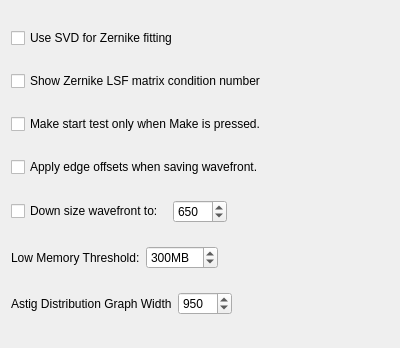
First picture: the form in settingsgeneral2.ui, repository githubdoe/DFTFringe, before the edit.
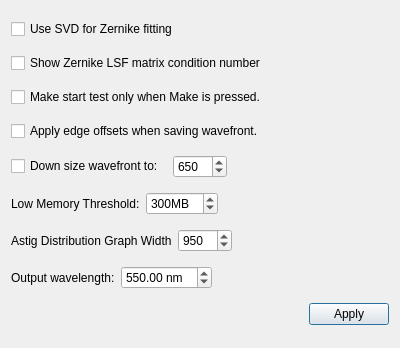
Second picture: the form after the edit.

Diff of the .ui file:
```diff
--- a/settingsgeneral2.ui
+++ b/settingsgeneral2.ui
@@ -175,6 +175,70 @@
      </item>
     </layout>
    </item>
+   <item>
+    <layout class="QHBoxLayout" name="horizontalLayout_3">
+     <item>
+      <widget class="QLabel" name="label_3">
+       <property name="text">
+        <string>Output wavelength:</string>
+       </property>
+      </widget>
+     </item>
+     <item>
+      <widget class="QDoubleSpinBox" name="outputLambda">
+       <property name="suffix">
+        <string> nm</string>
+       </property>
+       <property name="minimum">
+        <double>100.000000000000000</double>
+       </property>
+       <property name="maximum">
+        <double>1000.000000000000000</double>
+       </property>
+       <property name="value">
+        <double>550.000000000000000</double>
+       </property>
+      </widget>
+     </item>
+     <item>
+      <spacer name="horizontalSpacer_4">
+       <property name="orientation">
+        <enum>Qt::Horizontal</enum>
+       </property>
+       <property name="sizeHint" stdset="0">
+        <size>
+         <width>40</width>
+         <height>20</height>
+        </size>
+       </property>
+      </spacer>
+     </item>
+    </layout>
+   </item>
+   <item>
+    <layout class="QHBoxLayout" name="horizontalLayout_4">
+     <item>
+      <spacer name="horizontalSpacer_5">
+       <property name="orientation">
+        <enum>Qt::Horizontal</enum>
+       </property>
+       <property name="sizeHint" stdset="0">
+        <size>
+         <width>40</width>
+         <height>20</height>
+        </size>
+       </property>
+      </spacer>
+     </item>
+     <item>
+      <widget class="QPushButton" name="apply">
+       <property name="text">
+        <string>Apply</string>
+       </property>
+      </widget>
+     </item>
+    </layout>
+   </item>
   </layout>
  </widget>
  <resources/>
```
